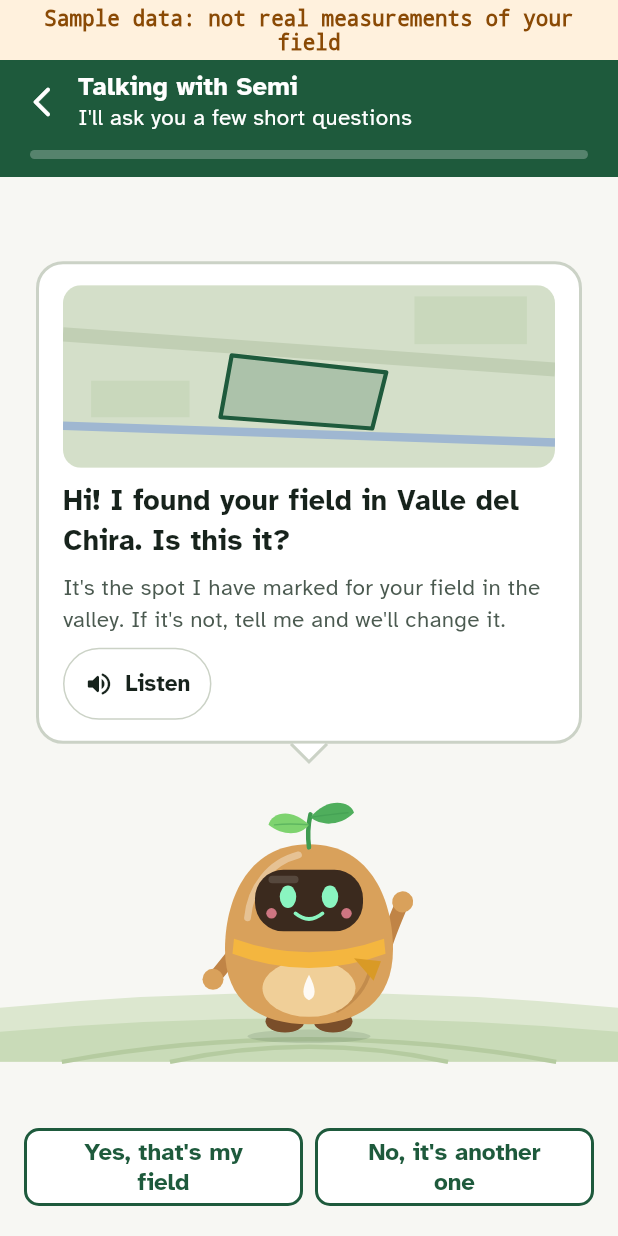
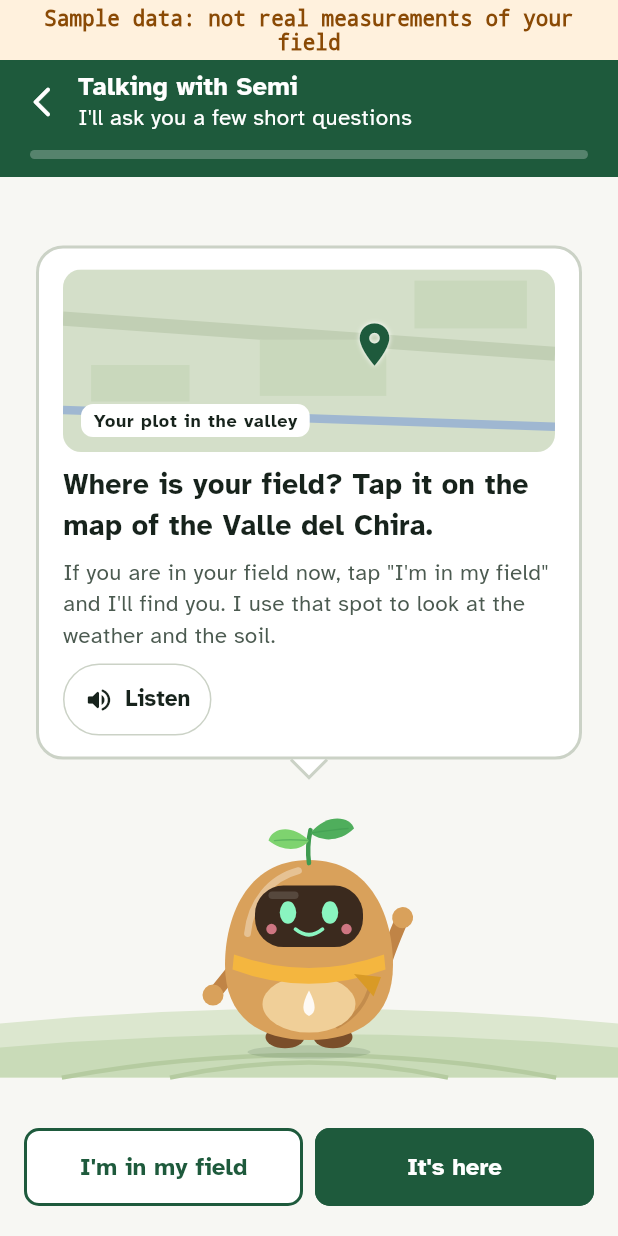
Before and after one commit to Bianca200303/Front_Hackathon, a Flutter app: the FarmChatScreen screen opened by its route, on a phone screen of 412 x 824 dp. Run offline on Flutter 3.47's test engine with Material 3 defaults, Android fonts, the phone set to English and light mode, and no system bars; our stand-ins replace audioplayers, equatable, flutter_riverpod, flutter_tts, geolocator, go_router and 1 more; accounts and stored records are empty; project files that could hold a hidden picture were left out.

Commit message:
Mapa y ubicación del celular en la conversación con Semi
- La primera pregunta del flujo guiado ya no es "¿es esta tu chacra?":
  Semi muestra el mapa del valle para tocar la chacra, ofrece "Estoy en
  mi chacra" (GPS del celular con geolocator, detrás de
  DeviceLocationService) y "Es aquí" confirma el punto. El GPS nunca
  avanza solo; fuera del valle, sin permiso o sin señal, Semi pide tocar
  el mapa.
- Tres preguntas: chacra, último cultivo y prioridad. Las restricciones
  se cambian en Mi parcela.
- Permisos de ubicación en Android e iOS; decisión 50 en ARCHITECTURE.md.
- Las pruebas de desbordes de la conversación tocaban "Escuchar" en vez
  de responder y fallaban desde el rediseño; ahora recorren el chat y
  pasan en los tres idiomas.

```diff
--- a/lib/core/l10n/app_en.arb
+++ b/lib/core/l10n/app_en.arb
@@ -227,20 +227,12 @@
   "chatProgressSemantics": "Question {current} of {total}",
   "chatThinkingSemantics": "Semi is thinking",
   "chatYouSaid": "You: {answer}",
-  "chatParcelQuestion": "Hi! I found your field in {valley}. Is this it?",
-  "chatParcelWhy": "It's the spot I have marked for your field in the valley. If it's not, tell me and we'll change it.",
-  "chatParcelYes": "Yes, that's my field",
-  "chatParcelNo": "No, it's another one",
-  "chatParcelNoReply": "Thanks for telling me. Soon you'll be able to mark it on the map. For now, let's go on with this one.",
   "chatLastCropQuestion": "What did you plant last season? I have {crop} written down. Is that right?",
   "chatLastCropWhy": "Each crop leaves the soil differently. With your answer I can work out better what suits you.",
   "chatLastCropYes": "Yes, {crop}",
   "chatLastCropNo": "No, it was {crop}",
   "chatPriorityQuestion": "What matters most to you this season?",
   "chatPriorityWhy": "With this, I sort the options by what you want.",
-  "chatRestrictionQuestion": "Last question: is there anything you can't do?",
-  "chatRestrictionWhy": "That way I won't recommend something that doesn't work for you.",
-  "chatRestrictionNone": "Nothing, all good",
   "chatDone": "Done! I have your plan.",
   "actionSeePlan": "See my plan",
 
@@ -418,5 +410,14 @@
   "yearsCount": "{count, plural, =1{1 year} other{{count} years}}",
   "waterLocalTitle": "Rain and soil in your area",
   "waterIrrigationTitle": "Water that arrives through irrigation",
-  "waterIrrigationSource": "December-April rain at Ayabaca, Pacaipampa, Cariamanga and Catamayo, compared with the previous 10 seasons. NASA data (NASA POWER)."
+  "waterIrrigationSource": "December-April rain at Ayabaca, Pacaipampa, Cariamanga and Catamayo, compared with the previous 10 seasons. NASA data (NASA POWER).",
+  "chatMapQuestion": "Where is your field? Tap it on the map of the {valley}.",
+  "chatMapWhy": "If you are in your field now, tap \"I'm in my field\" and I'll find you. I use that spot to look at the weather and the soil.",
+  "chatUseMyLocation": "I'm in my field",
+  "chatLocating": "Finding you…",
+  "chatMapConfirm": "It's here",
+  "chatLocationFound": "Found you! I marked your field on the map. If it's not there, tap it.",
+  "chatLocationOutside": "You seem to be outside the Chira valley. Tap your field on the map.",
+  "chatLocationDenied": "You didn't let me see where you are. That's fine: tap your field on the map.",
+  "chatLocationUnavailable": "I couldn't find your location. Tap your field on the map."
 }
--- a/lib/core/l10n/app_localizations.dart
+++ b/lib/core/l10n/app_localizations.dart
@@ -1614,36 +1614,6 @@ abstract class AppLocalizations {
   /// **'Tú: {answer}'**
   String chatYouSaid(String answer);
 
-  /// No description provided for @chatParcelQuestion.
-  ///
-  /// In es, this message translates to:
-  /// **'¡Hola! Encontré tu chacra en {valley}. ¿Es esta?'**
-  String chatParcelQuestion(String valley);
-
-  /// No description provided for @chatParcelWhy.
-  ///
-  /// In es, this message translates to:
-  /// **'Es el punto que tengo marcado para tu chacra en el valle. Si no es, dime y lo cambiamos.'**
-  String get chatParcelWhy;
-
-  /// No description provided for @chatParcelYes.
-  ///
-  /// In es, this message translates to:
-  /// **'Sí, es mi chacra'**
-  String get chatParcelYes;
-
-  /// No description provided for @chatParcelNo.
-  ///
-  /// In es, this message translates to:
-  /// **'No, es otra'**
-  String get chatParcelNo;
-
-  /// No description provided for @chatParcelNoReply.
-  ///
-  /// In es, this message translates to:
-  /// **'Gracias por decirme. Pronto podrás marcarla en el mapa. Por ahora seguimos con esta.'**
-  String get chatParcelNoReply;
-
   /// No description provided for @chatLastCropQuestion.
   ///
   /// In es, this message translates to:
@@ -1680,24 +1650,6 @@ abstract class AppLocalizations {
   /// **'Con esto ordeno las opciones según lo que tú quieres.'**
   String get chatPriorityWhy;
 
-  /// No description provided for @chatRestrictionQuestion.
-  ///
-  /// In es, this message translates to:
-  /// **'Última pregunta: ¿hay algo que no puedas hacer?'**
-  String get chatRestrictionQuestion;
-
-  /// No description provided for @chatRestrictionWhy.
-  ///
-  /// In es, this message translates to:
-  /// **'Así no te recomiendo algo que no te sirve.'**
-  String get chatRestrictionWhy;
-
-  /// No description provided for @chatRestrictionNone.
-  ///
-  /// In es, this message translates to:
-  /// **'Nada, todo bien'**
-  String get chatRestrictionNone;
-
   /// No description provided for @chatDone.
   ///
   /// In es, this message translates to:
@@ -2399,6 +2351,60 @@ abstract class AppLocalizations {
   /// In es, this message translates to:
   /// **'Lluvia de diciembre a abril en Ayabaca, Pacaipampa, Cariamanga y Catamayo, comparada con las 10 temporadas anteriores. Datos de la NASA (NASA POWER).'**
   String get waterIrrigationSource;
+
+  /// No description provided for @chatMapQuestion.
+  ///
+  /// In es, this message translates to:
+  /// **'¿Dónde está tu chacra? Tócala en el mapa del {valley}.'**
+  String chatMapQuestion(String valley);
+
+  /// No description provided for @chatMapWhy.
+  ///
+  /// In es, this message translates to:
+  /// **'Si ahora estás en tu chacra, toca \"Estoy en mi chacra\" y te ubico. Con ese punto miro el clima y la tierra.'**
+  String get chatMapWhy;
+
+  /// No description provided for @chatUseMyLocation.
+  ///
+  /// In es, this message translates to:
+  /// **'Estoy en mi chacra'**
+  String get chatUseMyLocation;
+
+  /// No description provided for @chatLocating.
+  ///
+  /// In es, this message translates to:
+  /// **'Buscándote…'**
+  String get chatLocating;
+
+  /// No description provided for @chatMapConfirm.
+  ///
+  /// In es, this message translates to:
+  /// **'Es aquí'**
+  String get chatMapConfirm;
+
+  /// No description provided for @chatLocationFound.
+  ///
+  /// In es, this message translates to:
+  /// **'¡Te encontré! Marqué tu chacra en el mapa. Si no es ahí, tócala.'**
+  String get chatLocationFound;
+
+  /// No description provided for @chatLocationOutside.
+  ///
+  /// In es, this message translates to:
+  /// **'Te ubiqué fuera del valle del Chira. Toca tu chacra en el mapa.'**
+  String get chatLocationOutside;
+
+  /// No description provided for @chatLocationDenied.
+  ///
+  /// In es, this message translates to:
+  /// **'No me diste permiso para ver dónde estás. No pasa nada: toca tu chacra en el mapa.'**
+  String get chatLocationDenied;
+
+  /// No description provided for @chatLocationUnavailable.
+  ///
+  /// In es, this message translates to:
+  /// **'No pude encontrar tu ubicación. Toca tu chacra en el mapa.'**
+  String get chatLocationUnavailable;
 }
 
 class _AppLocalizationsDelegate
--- a/lib/core/l10n/app_localizations_en.dart
+++ b/lib/core/l10n/app_localizations_en.dart
@@ -917,25 +917,6 @@ class AppLocalizationsEn extends AppLocalizations {
   }
 
   @override
-  String chatParcelQuestion(String valley) {
-    return 'Hi! I found your field in $valley. Is this it?';
-  }
-
-  @override
-  String get chatParcelWhy =>
-      'It\'s the spot I have marked for your field in the valley. If it\'s not, tell me and we\'ll change it.';
-
-  @override
-  String get chatParcelYes => 'Yes, that\'s my field';
-
-  @override
-  String get chatParcelNo => 'No, it\'s another one';
-
-  @override
-  String get chatParcelNoReply =>
-      'Thanks for telling me. Soon you\'ll be able to mark it on the map. For now, let\'s go on with this one.';
-
-  @override
   String chatLastCropQuestion(String crop) {
     return 'What did you plant last season? I have $crop written down. Is that right?';
   }
@@ -960,17 +941,6 @@ class AppLocalizationsEn extends AppLocalizations {
   @override
   String get chatPriorityWhy =>
       'With this, I sort the options by what you want.';
-
-  @override
-  String get chatRestrictionQuestion =>
-      'Last question: is there anything you can\'t do?';
-
-  @override
-  String get chatRestrictionWhy =>
-      'That way I won\'t recommend something that doesn\'t work for you.';
-
-  @override
-  String get chatRestrictionNone => 'Nothing, all good';
 
   @override
   String get chatDone => 'Done! I have your plan.';
@@ -1383,4 +1353,38 @@ class AppLocalizationsEn extends AppLocalizations {
   @override
   String get waterIrrigationSource =>
       'December-April rain at Ayabaca, Pacaipampa, Cariamanga and Catamayo, compared with the previous 10 seasons. NASA data (NASA POWER).';
+
+  @override
+  String chatMapQuestion(String valley) {
+    return 'Where is your field? Tap it on the map of the $valley.';
+  }
+
+  @override
+  String get chatMapWhy =>
+      'If you are in your field now, tap \"I\'m in my field\" and I\'ll find you. I use that spot to look at the weather and the soil.';
+
+  @override
+  String get chatUseMyLocation => 'I\'m in my field';
+
+  @override
+  String get chatLocating => 'Finding you…';
+
+  @override
+  String get chatMapConfirm => 'It\'s here';
+
+  @override
+  String get chatLocationFound =>
+      'Found you! I marked your field on the map. If it\'s not there, tap it.';
+
+  @override
+  String get chatLocationOutside =>
+      'You seem to be outside the Chira valley. Tap your field on the map.';
+
+  @override
+  String get chatLocationDenied =>
+      'You didn\'t let me see where you are. That\'s fine: tap your field on the map.';
+
+  @override
+  String get chatLocationUnavailable =>
+      'I couldn\'t find your location. Tap your field on the map.';
 }
--- a/lib/core/l10n/app_qu.arb
+++ b/lib/core/l10n/app_qu.arb
@@ -79,11 +79,8 @@
   "chatTitle": "Semiwan rimanakuspa",
   "chatSubtitle": "Huch'uy tapukuykunata tapusqayki",
   "chatYouSaid": "Qam: {answer}",
-  "chatParcelYes": "Arí, chakraymi",
-  "chatParcelNo": "Manam, hukmi",
   "chatLastCropYes": "Arí, {crop}",
   "chatLastCropNo": "Manam, {crop} karqan",
-  "chatRestrictionNone": "Manam imapas",
   "chatDone": "¡Chayllam! Planniykiqa kachkanñam.",
   "actionSeePlan": "Planniyta qhaway",
 
--- /dev/null
+++ b/lib/core/services/location/device_location.dart
@@ -0,0 +1,80 @@
+import 'package:flutter_riverpod/flutter_riverpod.dart';
+import 'package:geolocator/geolocator.dart';
+
+/// Resultado de pedir la ubicación del celular.
+sealed class DeviceLocationResult {
+  const DeviceLocationResult();
+}
+
+/// El celular dio su ubicación.
+final class LocationFound extends DeviceLocationResult {
+  /// Crea el resultado con las coordenadas en grados decimales.
+  const LocationFound({required this.latitude, required this.longitude});
+
+  /// Latitud.
+  final double latitude;
+
+  /// Longitud.
+  final double longitude;
+}
+
+/// El agricultor no dio permiso (o lo negó para siempre).
+final class LocationDenied extends DeviceLocationResult {
+  /// Crea el resultado.
+  const LocationDenied();
+}
+
+/// El GPS está apagado, no responde a tiempo o el navegador no lo ofrece.
+final class LocationUnavailable extends DeviceLocationResult {
+  /// Crea el resultado.
+  const LocationUnavailable();
+}
+
+/// Ubicación del celular, para marcar la chacra con un toque.
+abstract interface class DeviceLocationService {
+  /// Pide permiso si hace falta y devuelve dónde está el celular.
+  Future<DeviceLocationResult> current();
+}
+
+/// Implementación con `geolocator` (Android, iOS y web).
+class GeolocatorLocationService implements DeviceLocationService {
+  /// Crea el servicio; [timeLimit] corta la espera del GPS.
+  const GeolocatorLocationService({
+    this.timeLimit = const Duration(seconds: 15),
+  });
+
+  /// Espera máxima por una posición.
+  final Duration timeLimit;
+
+  @override
+  Future<DeviceLocationResult> current() async {
+    try {
+      if (!await Geolocator.isLocationServiceEnabled()) {
+        return const LocationUnavailable();
+      }
+      var permission = await Geolocator.checkPermission();
+      if (permission == LocationPermission.denied) {
+        permission = await Geolocator.requestPermission();
+      }
+      if (permission == LocationPermission.denied ||
+          permission == LocationPermission.deniedForever) {
+        return const LocationDenied();
+      }
+      final position = await Geolocator.getCurrentPosition(
+        locationSettings: LocationSettings(timeLimit: timeLimit),
+      );
+      return LocationFound(
+        latitude: position.latitude,
+        longitude: position.longitude,
+      );
+    } on Exception {
+      // Sin GPS, tiempo agotado o navegador sin permiso: se marca a mano.
+      return const LocationUnavailable();
+    }
+  }
+}
+
+/// Servicio de ubicación vigente; los tests lo reemplazan por uno falso.
+final deviceLocationServiceProvider = Provider<DeviceLocationService>(
+  (ref) => const GeolocatorLocationService(),
+);
--- a/lib/features/farm/presentation/screens/farm_chat_screen.dart
+++ b/lib/features/farm/presentation/screens/farm_chat_screen.dart
@@ -6,6 +6,7 @@ import 'package:flutter_riverpod/flutter_riverpod.dart';
 import 'package:go_router/go_router.dart';
 import 'package:siembra_segura/core/l10n/app_localizations.dart';
 import 'package:siembra_segura/core/router/app_routes.dart';
+import 'package:siembra_segura/core/services/location/device_location.dart';
 import 'package:siembra_segura/core/services/speech/speech_service.dart';
 import 'package:siembra_segura/core/theme/app_palette.dart';
 import 'package:siembra_segura/core/theme/app_spacing.dart';
@@ -17,6 +18,7 @@ import 'package:siembra_segura/features/farm/presentation/widgets/parcel_map_car
 import 'package:siembra_segura/shared/domain/campaign_catalog.dart';
 import 'package:siembra_segura/shared/state/campaign_catalog_provider.dart';
 import 'package:siembra_segura/shared/state/campaign_context_provider.dart';
+import 'package:siembra_segura/shared/state/farm_location_provider.dart';
 import 'package:siembra_segura/shared/widgets/async_value_view.dart';
 import 'package:siembra_segura/shared/widgets/listen_button.dart';
 import 'package:siembra_segura/shared/widgets/semi/semi_avatar.dart';
@@ -44,6 +46,24 @@ class FarmChatScreen extends ConsumerWidget {
           ..invalidate(campaignCatalogProvider),
         data: (content) =>
             _Conversation(farm: content.farm, catalog: content.catalog),
+      ),
+    );
+  }
+}
+
+/// Mapa del valle dentro del globo de Semi: se toca para marcar la chacra.
+class _ChatMap extends ConsumerWidget {
+  const _ChatMap();
+
+  @override
+  Widget build(BuildContext context, WidgetRef ref) {
+    return ClipRRect(
+      borderRadius: BorderRadius.circular(AppRadii.md),
+      child: ValleyMapPicker(
+        location: ref.watch(farmLocationProvider),
+        onPicked: (latitude, longitude) => ref
+            .read(campaignContextProvider.notifier)
+            .selectFarmLocation(latitude: latitude, longitude: longitude),
       ),
     );
   }
@@ -93,8 +113,10 @@ class _Conversation extends ConsumerStatefulWidget {
 
 class _ConversationState extends ConsumerState<_Conversation>
     with SingleTickerProviderStateMixin {
-  /// Preguntas antes del cierre (para la barra de progreso).
-  static const _questionCount = 4;
+  /// Preguntas antes del cierre (para la barra de progreso): dónde está la
+  /// chacra, qué sembró y qué le importa. Las restricciones se cambian en
+  /// Mi parcela.
+  static const _questionCount = 3;
 
   /// Cuánto "piensa" Semi antes de hablar.
   static const _thinkingTime = Duration(milliseconds: 750);
@@ -113,6 +135,37 @@ class _ConversationState extends ConsumerState<_Conversation>
   String? _reply;
 
   bool _started = false;
+
+  /// Esperando al GPS del celular.
+  bool _locating = false;
+
+  /// Lo que Semi dice después de intentar ubicar el celular.
+  String? _locationNote;
+
+  Future<void> _useMyLocation() async {
+    if (_locating) return;
+    final l10n = AppLocalizations.of(context);
+    setState(() => _locating = true);
+    final result = await ref.read(deviceLocationServiceProvider).current();
+    if (!mounted) return;
+    final note = switch (result) {
+      LocationFound(:final latitude, :final longitude)
+          when ValleyMapPicker.bounds.contains(latitude, longitude) =>
+        () {
+          ref
+              .read(campaignContextProvider.notifier)
+              .selectFarmLocation(latitude: latitude, longitude: longitude);
+          return l10n.chatLocationFound;
+        }(),
+      LocationFound() => l10n.chatLocationOutside,
+      LocationDenied() => l10n.chatLocationDenied,
+      LocationUnavailable() => l10n.chatLocationUnavailable,
+    };
+    setState(() {
+      _locating = false;
+      _locationNote = note;
+    });
+  }
 
   @override
   void didChangeDependencies() {
@@ -180,21 +233,22 @@ class _ConversationState extends ConsumerState<_Conversation>
     String lower(String text) => text.toLowerCase();
 
     final step = switch (_step) {
+      // Dónde está la chacra: un toque con el GPS ("Estoy en mi chacra") o
+      // un toque en el mapa; "Es aquí" confirma el punto que se ve.
       0 => _Step(
         expression: SemiExpression.happy,
-        // Sin hectáreas: las indica el agricultor en Mi parcela (decisión
-        // 29), el satélite no las sabe.
-        message: l10n.chatParcelQuestion(farm.valleyName),
-        why: l10n.chatParcelWhy,
-        image: LayoutBuilder(
-          builder: (context, constraints) =>
-              ParcelMapThumbnail(width: constraints.maxWidth),
-        ),
+        message: _locationNote ?? l10n.chatMapQuestion(farm.valleyName),
+        why: l10n.chatMapWhy,
+        image: const _ChatMap(),
         answers: [
-          _Answer(l10n.chatParcelYes, () => _answer(l10n.chatParcelYes)),
           _Answer(
-            l10n.chatParcelNo,
-            () => _answer(l10n.chatParcelNo, reply: l10n.chatParcelNoReply),
+            _locating ? l10n.chatLocating : l10n.chatUseMyLocation,
+            _useMyLocation,
+          ),
+          _Answer(
+            l10n.chatMapConfirm,
+            () => _answer(l10n.chatMapConfirm),
+            primary: true,
           ),
         ],
       ),
@@ -237,28 +291,6 @@ class _ConversationState extends ConsumerState<_Conversation>
                 apply: () => notifier.selectPriority(priority.id),
               ),
             ),
-        ],
-      ),
-      3 => _Step(
-        expression: SemiExpression.happy,
-        message: l10n.chatRestrictionQuestion,
-        why: l10n.chatRestrictionWhy,
-        answers: [
-          for (final restriction in widget.catalog.restrictions)
-            _Answer(
-              restriction.name,
-              () => _answer(
-                restriction.name,
-                apply: () => notifier.setRestrictions({restriction.id}),
-              ),
-            ),
-          _Answer(
-            l10n.chatRestrictionNone,
-            () => _answer(
-              l10n.chatRestrictionNone,
-              apply: () => notifier.setRestrictions({}),
-            ),
-          ),
         ],
       ),
       _ => _Step(
--- a/lib/features/farm/presentation/widgets/parcel_map_card.dart
+++ b/lib/features/farm/presentation/widgets/parcel_map_card.dart
@@ -48,9 +48,8 @@ class ParcelMapCard extends ConsumerWidget {
             ],
           ),
         ),
-        _ValleyMap(
+        ValleyMapPicker(
           location: location,
-          coordinates: coordinates,
           onPicked: (latitude, longitude) => ref
               .read(campaignContextProvider.notifier)
               .selectFarmLocation(latitude: latitude, longitude: longitude),
@@ -106,26 +105,32 @@ class _FarmFact extends StatelessWidget {
   }
 }
 
-/// Mapa del valle: se toca para mover el marcador de la chacra.
-class _ValleyMap extends StatelessWidget {
-  const _ValleyMap({
+/// Mapa del valle: se toca para mover el marcador de la chacra. Lo usan
+/// Mi parcela y la conversación con Semi.
+class ValleyMapPicker extends StatelessWidget {
+  /// Crea el mapa con el marcador en [location].
+  const ValleyMapPicker({
     required this.location,
-    required this.coordinates,
     required this.onPicked,
+    super.key,
   });
 
+  /// Dónde está marcada la chacra.
   final FarmLocation location;
-  final String coordinates;
+
+  /// Se llama con las coordenadas del punto tocado.
   final void Function(double latitude, double longitude) onPicked;
 
-  static const _bounds = pilotValleyBounds;
+  /// Recuadro del valle que dibuja el mapa.
+  static const bounds = pilotValleyBounds;
+
   static const _aspectRatio = 350 / 130;
   static const _pinSize = 34.0;
 
   @override
   Widget build(BuildContext context) {
     final l10n = AppLocalizations.of(context);
-    final (x, y) = _bounds.fractionOf(location);
+    final (x, y) = bounds.fractionOf(location);
 
     return Semantics(
       button: true,
@@ -140,7 +145,7 @@ class _ValleyMap extends StatelessWidget {
           builder: (context, constraints) => GestureDetector(
             behavior: HitTestBehavior.opaque,
             onTapUp: (details) {
-              final (latitude, longitude) = _bounds.locationAt(
+              final (latitude, longitude) = bounds.locationAt(
                 details.localPosition.dx / constraints.maxWidth,
                 details.localPosition.dy / constraints.maxHeight,
               );
--- a/pubspec.yaml
+++ b/pubspec.yaml
@@ -15,6 +15,7 @@ dependencies:
     sdk: flutter
   flutter_riverpod: ^3.3.2
   flutter_tts: ^4.2.5
+  geolocator: ^14.1.2
   go_router: ^17.2.3
   http: ^1.2.2
   intl: ^0.20.2
```
Also changed, not shown: docs/l10n_qu_pendientes.json (+10 -6 lines), lib/core/l10n/app_es.arb (+11 -10 lines), lib/core/l10n/app_localizations_es.dart (+34 -29 lines), lib/core/l10n/app_localizations_qu.dart (+34 -29 lines), lib/shared/domain/farm_location.dart (+7 -0 lines), pubspec.lock, 7 other files.
